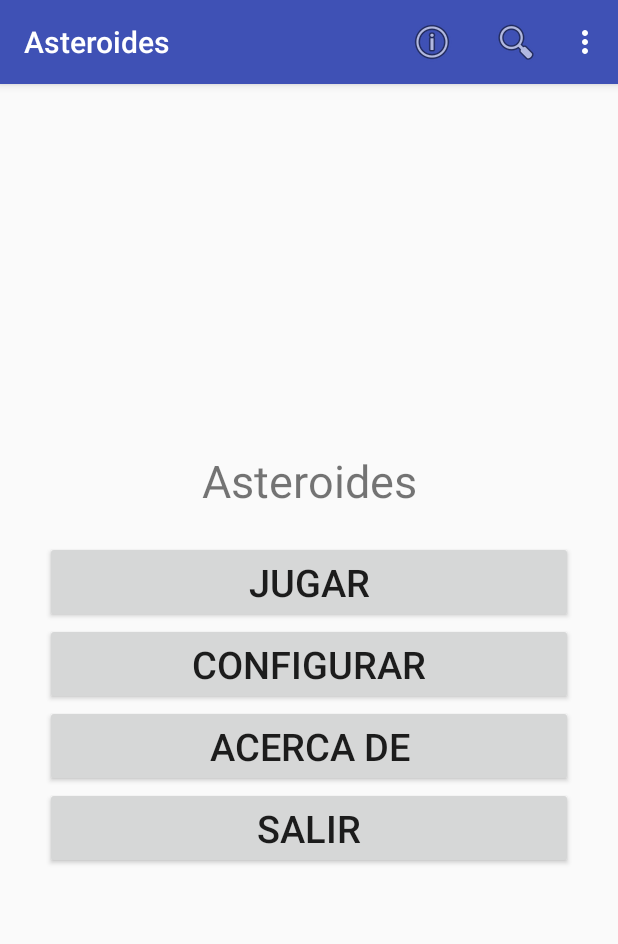
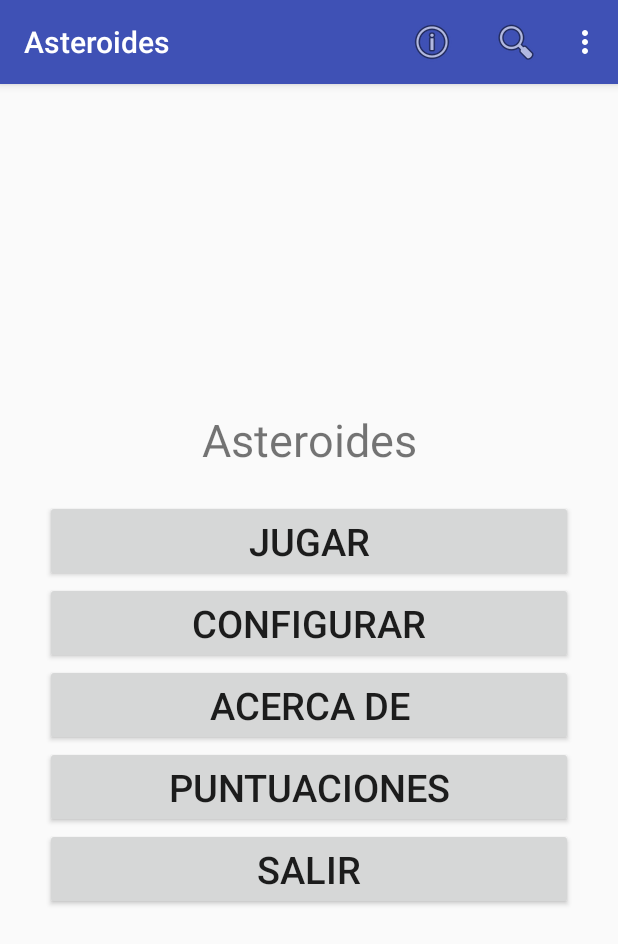
Before and after one commit to josedl4/Asteroides, an Android app: the screen it shows after launch (MainActivity), on a phone screen of 412 x 824 dp. Shown: the top 944 px of the screen. Run offline under Robolectric (Android 15) with nearby library versions, the phone set to English and light mode, and no system bars.

Commit message:
Añadida vista de puntuaciones de nuestro juego

```diff
--- a/app/src/main/AndroidManifest.xml
+++ b/app/src/main/AndroidManifest.xml
@@ -21,6 +21,9 @@
         <activity android:name=".Preferencias"
             android:label="Preferencias Asteroides"
             android:theme="@android:style/Animation.Activity"/>
+        <activity android:name=".Puntuaciones"
+            android:label="Puntuaciones del Juego"
+            android:theme="@android:style/Animation.Activity"/>
     </application>
 
 </manifest>
--- /dev/null
+++ b/app/src/main/java/com/example/joselm/asteroides/AlmacenPuntuaciones.java
@@ -0,0 +1,8 @@
+package com.example.joselm.asteroides;
+
+import java.util.Vector;
+
+public interface AlmacenPuntuaciones {
+    public void guardarPuntuacion(int puntos, String nombre, long fecha);
+    public Vector<String> listaPuntuaciones(int cantidad);
+}
--- /dev/null
+++ b/app/src/main/java/com/example/joselm/asteroides/AlmacenPuntuacionesArray.java
@@ -0,0 +1,25 @@
+package com.example.joselm.asteroides;
+
+import java.util.Vector;
+
+public class AlmacenPuntuacionesArray implements AlmacenPuntuaciones {
+
+    private Vector<String> puntuaciones;
+
+    public AlmacenPuntuacionesArray(){
+        puntuaciones = new Vector<String>();
+        puntuaciones.add("123000 Pepito Dominguez");
+        puntuaciones.add("111000 Pedro Martinez");
+        puntuaciones.add("011000 Paco Pérez");
+    }
+
+    @Override
+    public void guardarPuntuacion(int puntos, String nombre, long fecha) {
+        puntuaciones.add(0, puntos + " " + nombre);
+    }
+
+    @Override
+    public Vector<String> listaPuntuaciones(int cantidad) {
+        return puntuaciones;
+    }
+}
--- a/app/src/main/java/com/example/joselm/asteroides/MainActivity.java
+++ b/app/src/main/java/com/example/joselm/asteroides/MainActivity.java
@@ -12,6 +12,8 @@ public class MainActivity extends AppCompatActivity {
 
     private Button bAcercaDe;
     private Button bSalir;
+    private Button bPuntuaciones;
+    public static AlmacenPuntuaciones almacen = new AlmacenPuntuacionesArray();
 
     @Override
     protected void onCreate(Bundle savedInstanceState) {
@@ -19,27 +21,40 @@ public class MainActivity extends AppCompatActivity {
         setContentView(R.layout.activity_main);
         bAcercaDe = (Button) findViewById(R.id.but_acerca);
         bSalir = (Button) findViewById(R.id.but_salir);
+        bPuntuaciones = (Button) findViewById(R.id.but_puntuaciones);
+
         bAcercaDe.setOnClickListener(new View.OnClickListener() {
             @Override
             public void onClick(View view) {
                 lanzarAcercaDe(null);
             }
         });
+
         bSalir.setOnClickListener(new View.OnClickListener() {
             @Override
             public void onClick(View view) {
                 finish();
             }
         });
+
+        bPuntuaciones.setOnClickListener(new View.OnClickListener(){
+            @Override
+            public void onClick(View view) {lanzarPuntuaciones(view);}
+        });
     }
 
-    public void lanzarAcercaDe(View view){
+    public void lanzarAcercaDe(View view) {
         Intent i = new Intent(this, AcercaDe.class);
         startActivity(i);
     }
 
     public void lanzarPreferencias(View view) {
         Intent i = new Intent(this, Preferencias.class);
+        startActivity(i);
+    }
+
+    public void lanzarPuntuaciones(View view) {
+        Intent i = new Intent(this, Puntuaciones.class);
         startActivity(i);
     }
 
--- a/app/src/main/res/layout-land/activity_main.xml
+++ b/app/src/main/res/layout-land/activity_main.xml
@@ -50,11 +50,18 @@
             <Button
                 android:layout_width="match_parent"
                 android:layout_height="wrap_content"
-                android:text="@string/salir"
-                android:id="@+id/but_salir"
+                android:text="@string/puntuaciones"
+                android:id="@+id/but_puntuaciones"
                 android:textSize="25sp"
-                android:onClick="salir"/>
+                android:onClick="lanzarPuntuaciones"/>
         </TableRow>
 
     </TableLayout>
+    <Button
+        android:layout_width="match_parent"
+        android:layout_height="wrap_content"
+        android:text="@string/salir"
+        android:id="@+id/but_salir"
+        android:textSize="25sp"
+        android:onClick="salir"/>
 </LinearLayout>
--- a/app/src/main/res/layout/activity_main.xml
+++ b/app/src/main/res/layout/activity_main.xml
@@ -42,6 +42,14 @@
     <Button
         android:layout_width="match_parent"
         android:layout_height="wrap_content"
+        android:text="@string/puntuaciones"
+        android:id="@+id/but_puntuaciones"
+        android:textSize="25sp"
+        android:onClick="lanzarPuntuaciones"/>
+
+    <Button
+        android:layout_width="match_parent"
+        android:layout_height="wrap_content"
         android:text="@string/salir"
         android:id="@+id/but_salir"
         android:textSize="25sp"
--- a/app/src/main/res/values/strings.xml
+++ b/app/src/main/res/values/strings.xml
@@ -4,5 +4,6 @@
     <string name="jugar">JUGAR</string>
     <string name="configurar">CONFIGURAR</string>
     <string name="acerca_de">ACERCA DE</string>
+    <string name="puntuaciones">PUNTUACIONES</string>
     <string name="salir">SALIR</string>
 </resources>
--- a/build.gradle
+++ b/build.gradle
@@ -5,7 +5,7 @@ buildscript {
         jcenter()
     }
     dependencies {
-        classpath 'com.android.tools.build:gradle:2.2.0'
+        classpath 'com.android.tools.build:gradle:2.2.2'
 
         // NOTE: Do not place your application dependencies here; they belong
         // in the individual module build.gradle files
```
Also changed, not shown: app/src/main/java/com/example/joselm/asteroides/Puntuaciones.java (added, +18 -0 lines), app/src/main/res/layout/puntuaciones.xml (added, +35 -0 lines), 1 other file.
